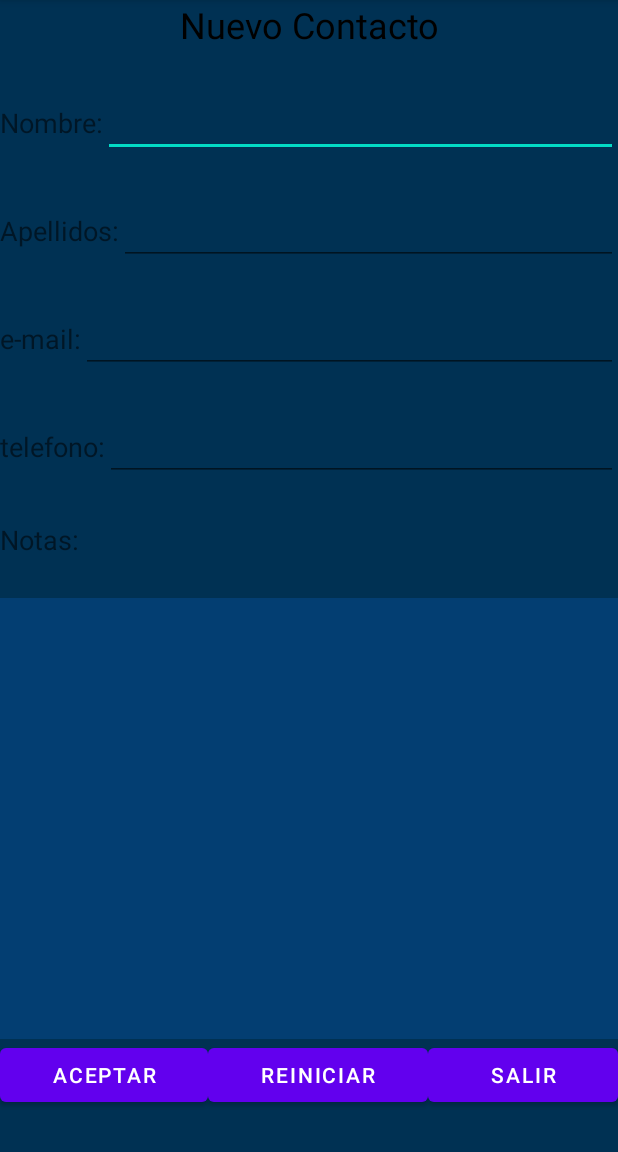
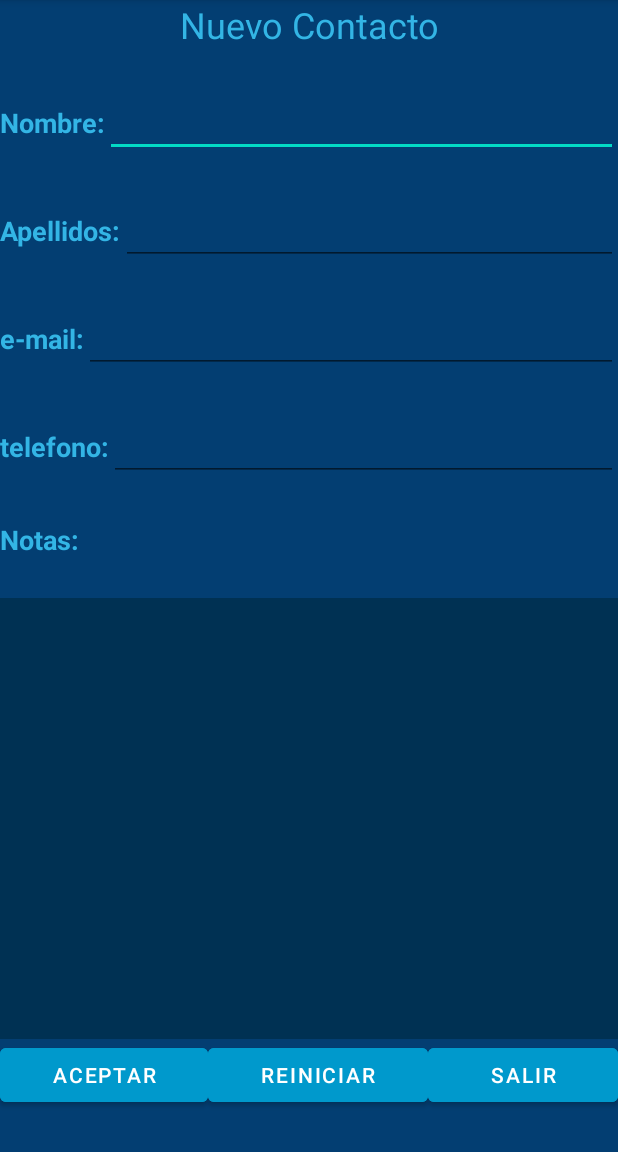
Before and after one commit to Femarpe/Practica2-2021, an Android app: the AgendaActivity screen opened directly, with no data from a screen before it, on a phone screen of 412 x 824 dp, the part 84-1236 px from its top. Run offline under Robolectric (Android 15) with nearby library versions, the phone set to English and light mode, and no system bars.

Commit message:
optimizando1

```diff
--- a/app/src/main/AndroidManifest.xml
+++ b/app/src/main/AndroidManifest.xml
@@ -9,7 +9,8 @@
         android:roundIcon="@mipmap/ic_launcher_round"
         android:supportsRtl="true"
         android:theme="@style/Theme.Practica22021">
-        <activity android:name=".AgendaConstraintActivity"></activity>
+        <activity android:name=".RecetaActivity"></activity>
+        <activity android:name=".AgendaConstraintActivity" />
         <activity android:name=".AgendaActivity" />
         <activity android:name=".MainActivity">
             <intent-filter>
--- a/app/src/main/res/layout/activity_agenda.xml
+++ b/app/src/main/res/layout/activity_agenda.xml
@@ -5,7 +5,7 @@
     android:layout_width="match_parent"
     android:layout_height="match_parent"
     android:background="#033E90"
-    android:backgroundTint="@color/ic_launcher_background"
+    android:backgroundTint="@color/prusia"
     android:orientation="vertical"
     tools:context=".AgendaActivity">
 
@@ -16,7 +16,7 @@
         android:layout_weight="1"
         android:text="@string/nombreContacto"
         android:textAlignment="center"
-        android:textColor="@color/black"
+        android:textColor="@android:color/holo_blue_light"
         android:textSize="24sp" />
 
     <LinearLayout
@@ -30,7 +30,9 @@
             android:layout_width="wrap_content"
             android:layout_height="wrap_content"
             android:text="@string/nombre"
-            android:textSize="18sp" />
+            android:textColor="@android:color/holo_blue_light"
+            android:textSize="18sp"
+            android:textStyle="bold" />
 
         <EditText
             android:id="@+id/etNombre"
@@ -38,7 +40,8 @@
             android:layout_height="wrap_content"
             android:ems="10"
             android:importantForAutofill="no"
-            android:inputType="textPersonName" />
+            android:inputType="textPersonName"
+            android:textColor="@android:color/holo_blue_light" />
 
     </LinearLayout>
 
@@ -53,14 +56,17 @@
             android:layout_width="wrap_content"
             android:layout_height="wrap_content"
             android:text="@string/Apellido"
-            android:textSize="18sp" />
+            android:textColor="@android:color/holo_blue_light"
+            android:textSize="18sp"
+            android:textStyle="bold" />
 
         <EditText
             android:id="@+id/etApellido"
             android:layout_width="match_parent"
             android:layout_height="wrap_content"
             android:ems="10"
-            android:inputType="textPersonName" />
+            android:inputType="textPersonName"
+            android:textColor="@android:color/holo_blue_light" />
 
     </LinearLayout>
 
@@ -75,7 +81,9 @@
             android:layout_width="wrap_content"
             android:layout_height="wrap_content"
             android:text="@string/correoE"
-            android:textSize="18sp" />
+            android:textColor="@android:color/holo_blue_light"
+            android:textSize="18sp"
+            android:textStyle="bold" />
 
         <EditText
             android:id="@+id/etEmail"
@@ -83,7 +91,8 @@
             android:layout_height="wrap_content"
             android:layout_weight="1"
             android:ems="10"
-            android:inputType="textEmailAddress" />
+            android:inputType="textEmailAddress"
+            android:textColor="@android:color/holo_blue_light" />
 
     </LinearLayout>
 
@@ -98,7 +107,9 @@
             android:layout_width="wrap_content"
             android:layout_height="wrap_content"
             android:text="@string/tel"
-            android:textSize="18sp" />
+            android:textColor="@android:color/holo_blue_light"
+            android:textSize="18sp"
+            android:textStyle="bold" />
 
         <EditText
             android:id="@+id/etTel"
@@ -116,17 +127,20 @@
         android:layout_height="wrap_content"
         android:layout_weight="1"
         android:text="@string/notas"
-        android:textSize="18sp" />
+        android:textColor="@android:color/holo_blue_light"
+        android:textSize="18sp"
+        android:textStyle="bold" />
 
     <EditText
         android:id="@+id/etNotas"
         android:layout_width="match_parent"
         android:layout_height="wrap_content"
         android:layout_weight="10"
-        android:background="@color/prusia"
+        android:background="@color/ic_launcher_background"
         android:ems="10"
         android:gravity="start|top"
-        android:inputType="textMultiLine" />
+        android:inputType="textMultiLine"
+        android:textColor="@android:color/holo_blue_light" />
 
     <LinearLayout
         android:layout_width="match_parent"
@@ -139,6 +153,7 @@
             android:layout_width="wrap_content"
             android:layout_height="wrap_content"
             android:layout_weight="1"
+            android:backgroundTint="@android:color/holo_blue_dark"
             android:text="@string/Aceptar" />
 
         <Button
@@ -146,6 +161,7 @@
             android:layout_width="wrap_content"
             android:layout_height="wrap_content"
             android:layout_weight="1"
+            android:backgroundTint="@android:color/holo_blue_dark"
             android:text="@string/Reiniciar" />
 
         <Button
@@ -153,6 +169,7 @@
             android:layout_width="wrap_content"
             android:layout_height="wrap_content"
             android:layout_weight="1"
+            android:backgroundTint="@android:color/holo_blue_dark"
             android:text="@string/Salir" />
     </LinearLayout>
 
--- /dev/null
+++ b/app/src/main/res/values-night/strings.xml
@@ -0,0 +1,5 @@
+<?xml version="1.0" encoding="utf-8"?>
+<resources>
+    <string name="tituliReceta">Guiso de Ternera</string>
+    <string name="nombreAutorReceta">Nathalie Perez Marroqui</string>
+</resources>
```
Also changed, not shown: app/src/main/java/net/iesseveroochoa/fernandomartinezperez/practica2_2021/MainActivity.java (+8 -0 lines), app/src/main/java/net/iesseveroochoa/fernandomartinezperez/practica2_2021/RecetaActivity.java (added, +14 -0 lines), app/src/main/res/layout/activity_agenda_constraint.xml (+9 -4 lines), app/src/main/res/layout/activity_main.xml (+8 -2 lines), app/src/main/res/layout/activity_receta.xml (added, +159 -0 lines), app/src/main/res/values/strings.xml (+7 -3 lines), app/src/main/res/drawable/img_estofado_de_ternera_al_vino_tinto_57235_600.jpg (added).
